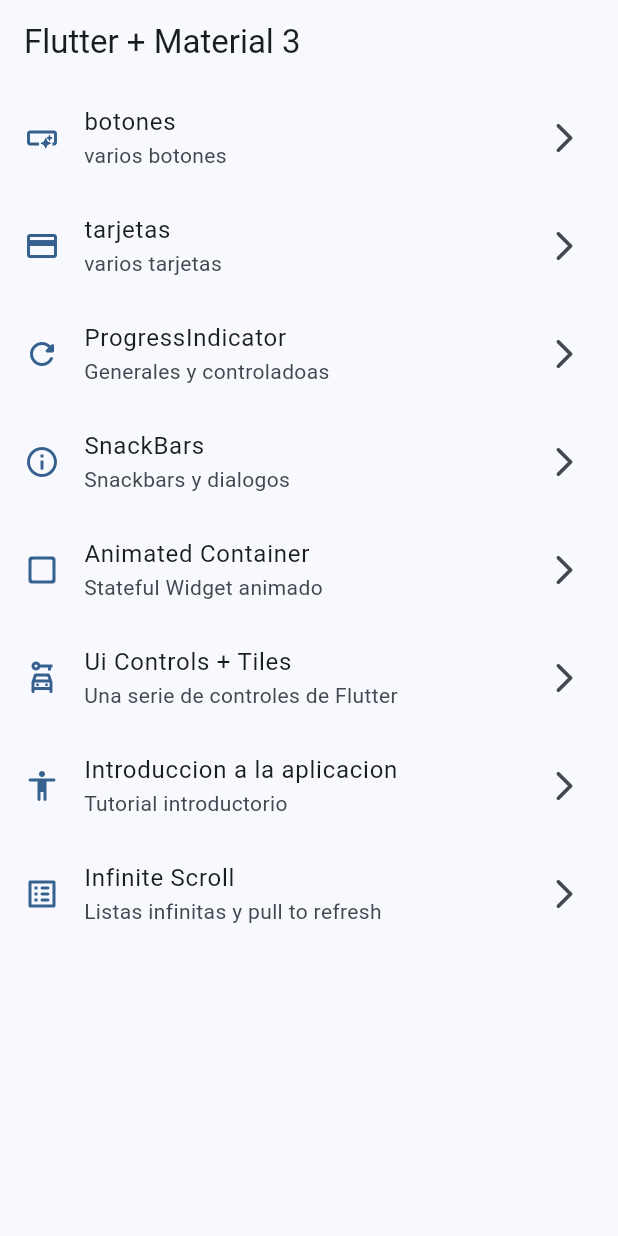
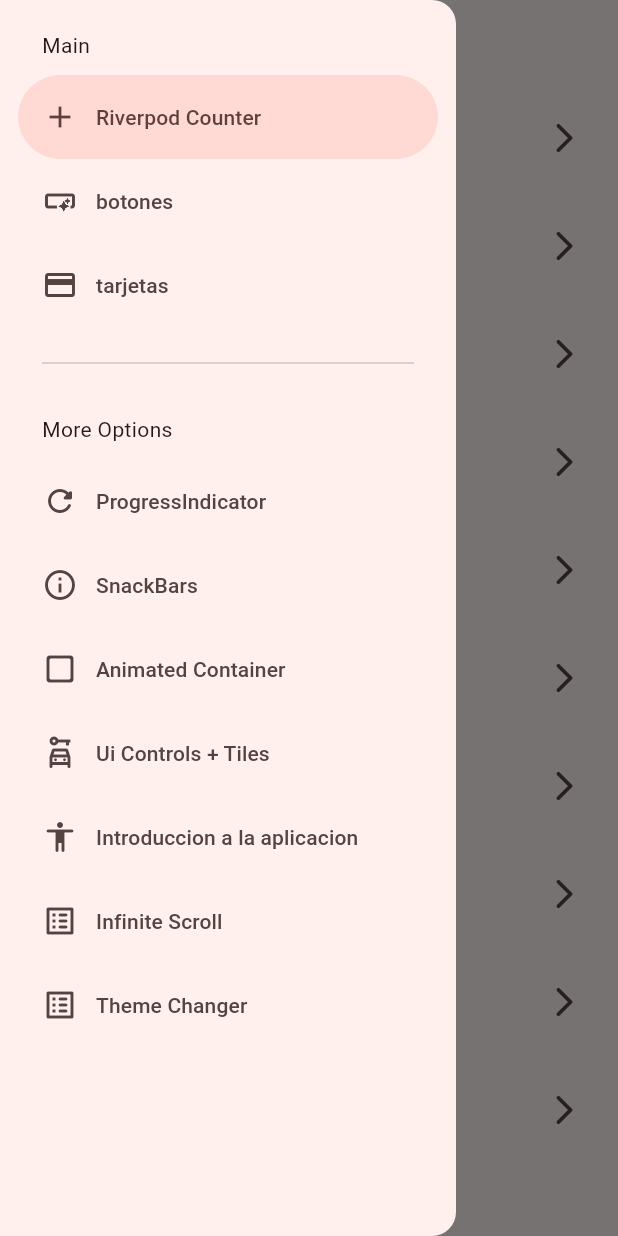
Before and after one commit to Federicoegas001/widget_app, a Flutter app: the screen it shows after launch, with the side drawer open (before the commit the screen has no drawer), on a phone screen of 412 x 824 dp. Run offline on Flutter 3.47's test engine with Material 3 defaults, Android fonts, the phone set to English and light mode, and no system bars; our stand-ins replace animate_do, flutter_riverpod, go_router.

Commit message:
antes de state notifier

```diff
--- a/lib/config/menu/menu_item.dart
+++ b/lib/config/menu/menu_item.dart
@@ -14,6 +14,12 @@ class MenuItem {
 }
 
 const List<MenuItem> appMenuItems = [
+  MenuItem(
+    title: 'Riverpod Counter',
+    subtitle: 'Contador',
+    link: '/counter-screen',
+    icon: Icons.add,
+  ),
   MenuItem(
     title: 'botones',
     subtitle: 'varios botones',
@@ -61,5 +67,11 @@ const List<MenuItem> appMenuItems = [
     subtitle: 'Listas infinitas y pull to refresh',
     link: '/infinite',
     icon: Icons.list_alt_rounded,
-  )
+  ),
+  MenuItem(
+    title: 'Theme Changer',
+    subtitle: 'Cambiar tema de la aplicacion',
+    link: '/theme-changer',
+    icon: Icons.list_alt_rounded,
+  ),
 ];
--- a/lib/config/router/app_router.dart
+++ b/lib/config/router/app_router.dart
@@ -1,4 +1,5 @@
 import 'package:go_router/go_router.dart';
+import 'package:widget_app/presentation/screens/theme_changer/theme_changer.dart';
 
 import '../../presentation/screens/screens.dart';
 
@@ -38,5 +39,13 @@ final appRouter = GoRouter(routes: [
   GoRoute(
     path: '/infinite',
     builder: (context, state) => const InfiniteScrollScreen(),
+  ),
+  GoRoute(
+    path: '/counter-screen',
+    builder: (context, state) => const CounterScreen(),
+  ),
+  GoRoute(
+    path: '/theme-changer',
+    builder: (context, state) => const ThemeChangerScreen(),
   )
 ]);
--- a/lib/config/theme/app_theme.dart
+++ b/lib/config/theme/app_theme.dart
@@ -14,14 +14,16 @@ const List<Color> colors = [
 
 class AppTheme {
   final int selectedColor;
+  final bool isDarkMode;
 
-  AppTheme({this.selectedColor = 0})
-      : assert(selectedColor > 0, 'Tiene que ser mayor a 0'),
+  AppTheme({this.selectedColor = 0, this.isDarkMode = false})
+      : assert(selectedColor >= 0, 'Tiene que ser mayor a 0'),
         assert(selectedColor <= colors.length,
             'Tiene que ser menor o igual a ${colors.length - 1}');
 
   ThemeData getTheme() => ThemeData(
       useMaterial3: true,
+      brightness: isDarkMode ? Brightness.dark : Brightness.light,
       colorSchemeSeed: colors[selectedColor],
       appBarTheme: const AppBarTheme(centerTitle: false));
 }
--- a/lib/main.dart
+++ b/lib/main.dart
@@ -1,17 +1,23 @@
 import 'package:flutter/material.dart';
+import 'package:flutter_riverpod/flutter_riverpod.dart';
 import 'package:widget_app/config/router/app_router.dart';
 import 'package:widget_app/config/theme/app_theme.dart';
+import 'package:widget_app/presentation/provider/theme_provider.dart';
 
-void main() => runApp(const MyApp());
+void main() => runApp(const ProviderScope(child: MyApp()));
 
-class MyApp extends StatelessWidget {
+class MyApp extends ConsumerWidget {
   const MyApp({super.key});
 
   @override
-  Widget build(BuildContext context) {
+  Widget build(BuildContext context, WidgetRef ref) {
+    final int selectedColor = ref.watch(selectedColorProvider);
+    final bool isDarkMode = ref.watch(isDarkModeProvider);
+
     return MaterialApp.router(
       routerConfig: appRouter,
-      theme: AppTheme(selectedColor: 1).getTheme(),
+      theme: AppTheme(selectedColor: selectedColor, isDarkMode: isDarkMode)
+          .getTheme(),
       debugShowCheckedModeBanner: false,
       title: 'Material App',
     );
--- /dev/null
+++ b/lib/presentation/provider/counter_provider.dart
@@ -0,0 +1,3 @@
+import 'package:flutter_riverpod/flutter_riverpod.dart';
+
+final counterProvider = StateProvider((ref) => 5);
--- /dev/null
+++ b/lib/presentation/provider/theme_provider.dart
@@ -0,0 +1,10 @@
+import 'package:flutter_riverpod/flutter_riverpod.dart';
+import 'package:widget_app/config/theme/app_theme.dart';
+
+//Estado => isDarkModeProvider = boolean
+final isDarkModeProvider = StateProvider<bool>((ref) => false);
+
+final selectedColorProvider = StateProvider((ref) => 0);
+
+// Listado de colores inmutable
+final colorListProvider = Provider((ref) => colors);
--- a/lib/presentation/screens/home/home_screen.dart
+++ b/lib/presentation/screens/home/home_screen.dart
@@ -1,15 +1,22 @@
 import 'package:flutter/material.dart';
 import 'package:go_router/go_router.dart';
 import 'package:widget_app/config/menu/menu_item.dart';
+import 'package:widget_app/presentation/widgets/side_menu.dart';
 
 class HomeScreen extends StatelessWidget {
   const HomeScreen({super.key});
 
   @override
   Widget build(BuildContext context) {
+    final ScaffoldKey = GlobalKey<ScaffoldState>();
+
     return Scaffold(
+      key: ScaffoldKey,
       appBar: AppBar(
         title: const Text('Flutter + Material 3'),
+      ),
+      drawer: SideMenu(
+        scaffoldKey: ScaffoldKey,
       ),
       body: _HomeView(),
     );
--- a/lib/presentation/screens/infinite_scroll/infinite_scroll_screen.dart
+++ b/lib/presentation/screens/infinite_scroll/infinite_scroll_screen.dart
@@ -51,9 +51,11 @@ class _InfiniteScrollScreenState extends State<InfiniteScrollScreen> {
     await Future.delayed(const Duration(seconds: 2));
 
     addFiveImages();
-    isLoading = false;
+
+    setState(() {
+      isLoading = false;
+    });
     if (!isMounted) return;
-    setState(() {});
     moveScrollToBottom();
   }
 
--- a/lib/presentation/screens/screens.dart
+++ b/lib/presentation/screens/screens.dart
@@ -1,3 +1,5 @@
+export 'package:widget_app/presentation/screens/counter/counter_screen.dart';
+
 export 'package:widget_app/presentation/screens/animated/animated_screen.dart';
 export 'package:widget_app/presentation/screens/app_tutorial/app_tutorial_screens.dart';
 export 'package:widget_app/presentation/screens/infinite_scroll/infinite_scroll_screen.dart';
--- /dev/null
+++ b/lib/presentation/widgets/side_menu.dart
@@ -0,0 +1,60 @@
+import 'package:flutter/material.dart';
+import 'package:go_router/go_router.dart';
+import 'package:widget_app/config/menu/menu_item.dart';
+
+class SideMenu extends StatefulWidget {
+  const SideMenu({super.key, required this.scaffoldKey});
+
+  final GlobalKey<ScaffoldState> scaffoldKey;
+
+  @override
+  State<SideMenu> createState() => _SideMenuState();
+}
+
+class _SideMenuState extends State<SideMenu> {
+  int navDrawerIndex = 0;
+
+  @override
+  Widget build(BuildContext context) {
+    final hasNotch = MediaQuery.of(context).viewPadding.top > 35;
+
+    return NavigationDrawer(
+      selectedIndex: navDrawerIndex,
+      onDestinationSelected: (value) {
+        setState(() {
+          navDrawerIndex = value;
+        });
+
+        final menuItem = appMenuItems[value];
+        context.push(menuItem.link);
+        widget.scaffoldKey.currentState?.closeDrawer();
+      },
+      children: [
+        Padding(
+          padding: EdgeInsets.fromLTRB(28, hasNotch ? 5 : 20, 16, 10),
+          child: const Text('Main'),
+        ),
+        ...appMenuItems.sublist(0, 3).map(
+              (item) => NavigationDrawerDestination(
+                icon: Icon(item.icon),
+                label: Text(item.title),
+              ),
+            ),
+        const Padding(
+          padding: EdgeInsets.fromLTRB(28, 16, 28, 10),
+          child: Divider(),
+        ),
+        const Padding(
+          padding: EdgeInsets.fromLTRB(28, 16, 28, 10),
+          child: Text('More Options'),
+        ),
+        ...appMenuItems.sublist(3).map(
+              (item) => NavigationDrawerDestination(
+                icon: Icon(item.icon),
+                label: Text(item.title),
+              ),
+            ),
+      ],
+    );
+  }
+}
--- a/pubspec.yaml
+++ b/pubspec.yaml
@@ -33,6 +33,7 @@ dependencies:
   flutter:
     sdk: flutter
   go_router: ^14.1.4
+  flutter_riverpod:
 
 dev_dependencies:
   flutter_lints: ^3.0.0
```
Also changed, not shown: lib/presentation/screens/counter/counter_screen.dart (added, +43 -0 lines), lib/presentation/screens/theme_changer/theme_changer.dart (added, +63 -0 lines), pubspec.lock.
